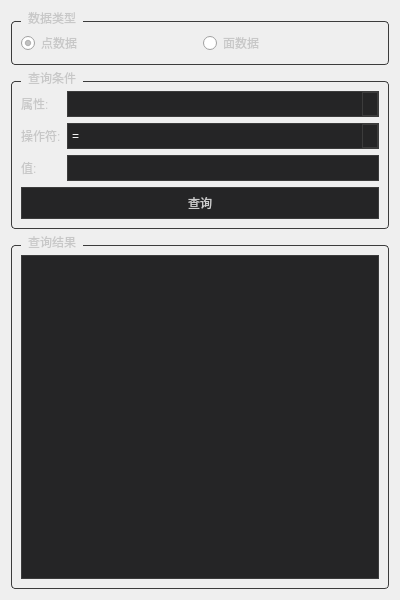
Qt form Qt/Resources/UI/igQtSearchInfo.ui (hu-shuhan/editOpeniGame) before a commit.
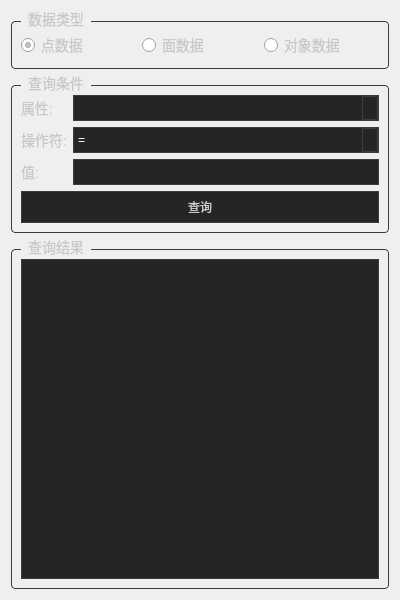
The same form after that commit.

What changed in the file:
```diff
--- a/Qt/Resources/UI/igQtSearchInfo.ui
+++ b/Qt/Resources/UI/igQtSearchInfo.ui
@@ -20,7 +20,7 @@
       <string>数据类型</string>
      </property>
      <property name="styleSheet">
-      <string notr="true">QGroupBox {  color: #C8C8C8; border: 1px solid #3C3C3C; border-radius: 4px; margin-top: 10px; }
+      <string notr="true">QGroupBox { font-size: 14px; color: #C8C8C8; border: 1px solid #3C3C3C; border-radius: 4px; margin-top: 10px; }
 QGroupBox::title { subcontrol-origin: margin; left: 10px; padding: 0 5px 0 5px; }</string>
      </property>
      <layout class="QHBoxLayout" name="horizontalLayout_DataSelection">
@@ -33,7 +33,7 @@
          <bool>true</bool>
         </property>
         <property name="styleSheet">
-         <string notr="true">QRadioButton {  color: #C8C8C8; }</string>
+         <string notr="true">QRadioButton { font-size: 14px; color: #C8C8C8; }</string>
         </property>
        </widget>
       </item>
@@ -43,7 +43,20 @@
          <string>面数据</string>
         </property>
         <property name="styleSheet">
-         <string notr="true">QRadioButton {  color: #C8C8C8; }</string>
+         <string notr="true">QRadioButton { font-size: 14px; color: #C8C8C8; }</string>
+        </property>
+       </widget>
+      </item>
+      <item>
+       <widget class="QRadioButton" name="radioButton_Objects">
+        <property name="text">
+         <string>对象数据</string>
+        </property>
+        <property name="toolTip">
+         <string>显示模型 Metadata 中按对象保存的数值数组</string>
+        </property>
+        <property name="styleSheet">
+         <string notr="true">QRadioButton { font-size: 14px; color: #C8C8C8; }</string>
         </property>
        </widget>
       </item>
@@ -56,7 +69,7 @@
       <string>查询条件</string>
      </property>
      <property name="styleSheet">
-      <string notr="true">QGroupBox {  color: #C8C8C8; border: 1px solid #3C3C3C; border-radius: 4px; margin-top: 10px; }
+      <string notr="true">QGroupBox { font-size: 14px; color: #C8C8C8; border: 1px solid #3C3C3C; border-radius: 4px; margin-top: 10px; }
 QGroupBox::title { subcontrol-origin: margin; left: 10px; padding: 0 5px 0 5px; }</string>
      </property>
      <layout class="QGridLayout" name="gridLayout_Query">
@@ -66,7 +79,7 @@
          <string>属性:</string>
         </property>
         <property name="styleSheet">
-         <string notr="true">QLabel {  color: #C8C8C8; }</string>
+         <string notr="true">QLabel { font-size: 14px; color: #C8C8C8; }</string>
         </property>
        </widget>
       </item>
@@ -86,7 +99,7 @@
          <string>操作符:</string>
         </property>
         <property name="styleSheet">
-         <string notr="true">QLabel {  color: #C8C8C8; }</string>
+         <string notr="true">QLabel { font-size: 14px; color: #C8C8C8; }</string>
         </property>
        </widget>
       </item>
@@ -121,7 +134,7 @@
          <string>值:</string>
         </property>
         <property name="styleSheet">
-         <string notr="true">QLabel {  color: #C8C8C8; }</string>
+         <string notr="true">QLabel { font-size: 14px; color: #C8C8C8; }</string>
         </property>
        </widget>
       </item>
@@ -153,7 +166,7 @@
       <string>查询结果</string>
      </property>
      <property name="styleSheet">
-      <string notr="true">QGroupBox {  color: #C8C8C8; border: 1px solid #3C3C3C; border-radius: 4px; margin-top: 10px; }
+      <string notr="true">QGroupBox { font-size: 14px; color: #C8C8C8; border: 1px solid #3C3C3C; border-radius: 4px; margin-top: 10px; }
 QGroupBox::title { subcontrol-origin: margin; left: 10px; padding: 0 5px 0 5px; }</string>
      </property>
      <layout class="QVBoxLayout" name="verticalLayout_Results">
```
